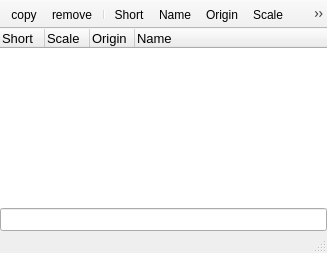
Old version of the form plugins/Image_list/Image_list.ui in the repository NeutrinoToolkit/Neutrino.
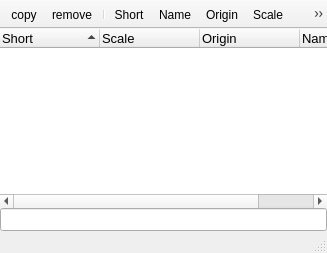
New version of the form. Icons and pictures are not drawn. Custom widgets are drawn as their Qt base class.

Commit message: block rearrangement of headers in image_list

```diff
--- a/plugins/Image_list/Image_list.ui
+++ b/plugins/Image_list/Image_list.ui
@@ -115,11 +115,8 @@
       <property name="columnCount">
        <number>4</number>
       </property>
-      <attribute name="headerDefaultSectionSize">
-       <number>45</number>
-      </attribute>
       <attribute name="headerShowSortIndicator" stdset="0">
-       <bool>false</bool>
+       <bool>true</bool>
       </attribute>
       <column>
        <property name="text">
```
Left out of the diff: 8 changed lines with no effect on the pictures. The commit also changes 5 other files.
